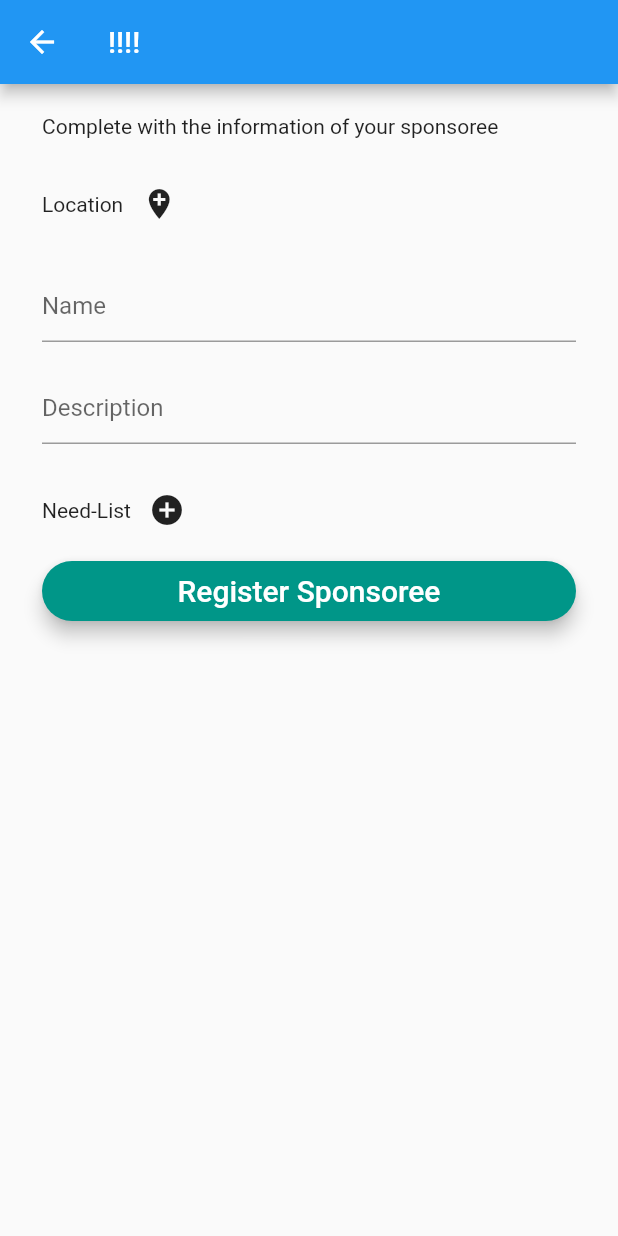
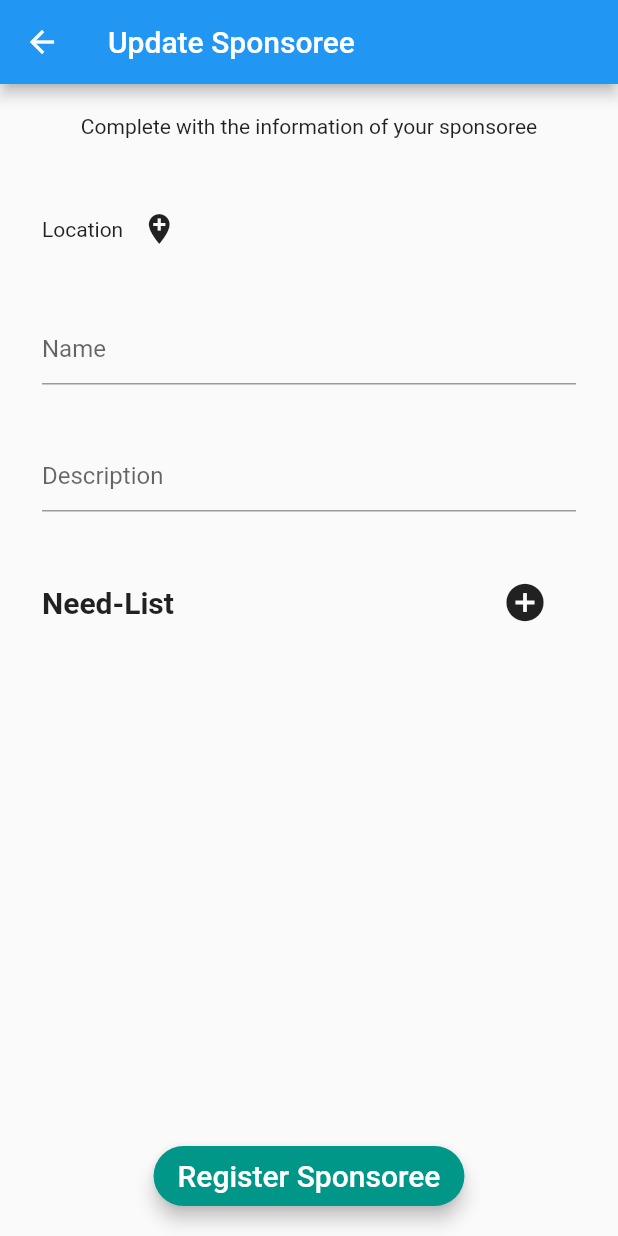
Before and after one commit to rodrisouto/sponsor-volunteering, a Flutter app: the screen it shows after launch, after a tap on the "add" icon, on a phone screen of 412 x 824 dp. Run offline on Flutter 3.47's test engine with Material 2 defaults, Android fonts, the phone set to English and light mode, and no system bars; our stand-ins replace cloud_firestore, google_maps_flutter; missing offline and left inert: google_map_location_picker; accounts and stored records are empty; Roboto replaces fonts that are missing (Monserrat).

Commit message:
feat(UI): making some UI changes

```diff
--- /dev/null
+++ b/sponsor_volunteering/lib/components/need_list_title.dart
@@ -0,0 +1,16 @@
+import 'package:flutter/cupertino.dart';
+import 'package:flutter/material.dart';
+
+class NeedListTitle extends StatelessWidget {
+  @override
+  Widget build(BuildContext context) {
+    return Text(
+      'Need-List',
+      style: const TextStyle(
+        fontWeight: FontWeight.w600,
+        fontFamily: 'Monserrat',
+        fontSize: 20,
+      ),
+    );
+  }
+}
--- a/sponsor_volunteering/lib/components/sponsoree_map.dart
+++ b/sponsor_volunteering/lib/components/sponsoree_map.dart
@@ -38,7 +38,7 @@ class _SponsoreeMapState extends State<SponsoreeMap> {
     );
   }
 
-  Map<String, Marker> _mapMarkers(List<Sponsoree> sponsorees) {
+  Map<String, Marker> _mapMarkers(List<Sponsoree> sponsorees, sponsoreesStream) {
     Map<String, Marker> markers = {};
     for (Sponsoree sponsoree in sponsorees) {
       print(sponsoree);
@@ -60,18 +60,51 @@ class _SponsoreeMapState extends State<SponsoreeMap> {
   }
 
   Widget _map() {
+    final sponsoreesStream = _getSponsorees();
+
     return StreamBuilder(
-        stream: _getSponsorees(),
-        builder: (context, snapshotStream) {
-          if (snapshotStream.hasError) {
-            return Text("MyOrders: Error ${snapshotStream.error}");
+        stream: sponsoreesStream,
+        builder: (context, snapshot) {
+          if (snapshot.hasError) {
+            return Text("MyOrders: Error ${snapshot.error}");
           }
-          List<Sponsoree> sponsorees = snapshotStream.data;
-          return _mapDrawer(context, _mapMarkers(sponsorees));
+
+          List<Sponsoree> sponsorees = snapshot.data;
+          return _mapDrawer(context, _mapMarkers(sponsorees, sponsoreesStream));
         }
     );
   }
 
+  /*
+  Widget _trying(Stream<List<Sponsoree>> sponsoreesStream, int index) {
+    Stream<Sponsoree> sponsoreeStream = sponsoreesStream.map((event) {
+      print('\n\n\n\n !!!! event $event');
+      final x = event[index];
+      print('\n\n\n\n !!!! $x');
+      return x;
+    });
+
+    return StreamBuilder(
+        stream: sponsoreeStream,
+        builder: (context, snapshot) {
+          if (snapshot.hasError) {
+            return Text("MyOrders: Error ${snapshot.error}");
+          }
+
+          if (!snapshot.hasData) {
+            return Text('al;jfdkla;jfkla;jla;d');
+          }
+
+          print('hasData: ${snapshot.data}');
+
+          Sponsoree sponsoree = snapshot.data;
+          return SponsoreeDetailsPage(sponsoree);
+        }
+    );
+  }
+
+
+   */
   @override
   Widget build(BuildContext context) {
     return _map();
--- a/sponsor_volunteering/lib/load_sponsoree_page.dart
+++ b/sponsor_volunteering/lib/load_sponsoree_page.dart
@@ -2,6 +2,7 @@ import 'package:cloud_firestore/cloud_firestore.dart';
 import 'package:flutter/material.dart';
 import 'package:flutter/widgets.dart';
 import 'package:google_maps_flutter/google_maps_flutter.dart';
+import 'package:sponsor_volunteering/components/need_list_title.dart';
 import 'package:sponsor_volunteering/sponsoree_details_page.dart';
 import 'package:sponsor_volunteering/sponsoree_repository.dart';
 import 'package:google_map_location_picker/google_map_location_picker.dart';
@@ -12,8 +13,9 @@ import 'model/sponsoree.dart';
 
 class LoadSponsoreePage extends StatefulWidget {
   final Sponsoree initialSponsoree;
+  final Function afterLeaving;
 
-  const LoadSponsoreePage(this.initialSponsoree);
+  const LoadSponsoreePage({this.initialSponsoree, this.afterLeaving});
 
   @override
   _LoadSponsoreePageState createState() {
@@ -60,7 +62,7 @@ class _LoadSponsoreePageState extends State<LoadSponsoreePage> {
   @override
   Widget build(BuildContext context) {
     return Scaffold(
-      appBar: AppBar(title: Text('!!!!')),
+      appBar: AppBar(title: Text('Update Sponsoree')),
       body: Stack(
         children: <Widget>[
           _buildBody(),
@@ -74,8 +76,8 @@ class _LoadSponsoreePageState extends State<LoadSponsoreePage> {
         padding: EdgeInsets.only(left: 28, top: 20, right: 28),
         child: Form(
           key: _formKey,
-          child: ListView(
-            shrinkWrap: true,
+          child: Column(
+            mainAxisAlignment: MainAxisAlignment.spaceBetween,
             children: <Widget>[
               _buildTitle(),
               _buildInputAddress(),
@@ -98,7 +100,7 @@ class _LoadSponsoreePageState extends State<LoadSponsoreePage> {
 
   Widget _buildInputAddress() {
     return Container(
-      padding: EdgeInsets.only(bottom: _pad),
+      padding: EdgeInsets.only(bottom: 15),
       child: Row(
         children: [
           Text('Location'),
@@ -168,23 +170,24 @@ class _LoadSponsoreePageState extends State<LoadSponsoreePage> {
   Widget _buildNeedListTitle() {
     return Container(
       padding: EdgeInsets.only(bottom: 5),
-      child: Row(
-        children: [
-          Text('Need-List'),
-          IconButton(
+      child: Row(mainAxisAlignment: MainAxisAlignment.spaceBetween, children: [
+        NeedListTitle(),
+        Padding(
+          padding: const EdgeInsets.only(right: 10),
+          child: IconButton(
             icon: Icon(Icons.add_circle),
-            onPressed: () {
-              _showNewNeedlistTileDialog();
-            },
-          )
-        ],
-      ),
+            iconSize: 30,
+            onPressed: _showNewNeedlistTileDialog,
+          ),
+        )
+      ]),
     );
   }
 
   Widget _buildNeedList() {
     return Container(
         padding: EdgeInsets.only(bottom: 5),
+        height: 300,
         child: ListView.builder(
           scrollDirection: Axis.vertical,
           shrinkWrap: true,
@@ -200,7 +203,7 @@ class _LoadSponsoreePageState extends State<LoadSponsoreePage> {
       padding: EdgeInsets.only(bottom: 5),
       child: CheckboxListTile(
         title: Text(need.text),
-        secondary: Icon(Icons.beach_access),
+        secondary: Icon(Icons.help),
         controlAffinity: ListTileControlAffinity.platform,
         value: need.checked,
         onChanged: (bool value) {
@@ -374,6 +377,8 @@ class _LoadSponsoreePageState extends State<LoadSponsoreePage> {
       sponsoreeRepository.update(widget.initialSponsoree.id, sponsoree);
     }
 
+    // Workaround to update Details page after making changes on the sponsoree.
+    widget.afterLeaving();
     Navigator.pop(context);
   }
 }
--- a/sponsor_volunteering/lib/map_page.dart
+++ b/sponsor_volunteering/lib/map_page.dart
@@ -14,7 +14,7 @@ class MapPage extends StatefulWidget {
 class _MapPageState extends State<MapPage> {
   Future _onAddSponsoreeButton() async {
     await Navigator.push(context,
-        MaterialPageRoute(builder: (context) => LoadSponsoreePage(null)));
+        MaterialPageRoute(builder: (context) => LoadSponsoreePage(initialSponsoree: null, afterLeaving: () => null)));
   }
 
   @override
```
Also changed, not shown: sponsor_volunteering/lib/sponsoree_details_page.dart (+11 -8 lines).
